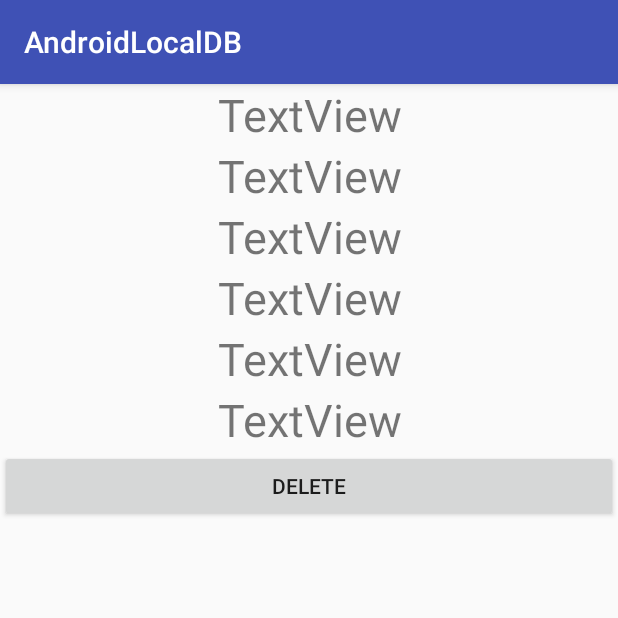
After one commit to cettorre/AndroidSQLiteDB, an Android app: the AnimalInfo screen opened directly, with no data from a screen before it, on a phone screen of 412 x 824 dp, the top half of it. The commit adds this screen. Run offline under Robolectric (Android 15) with nearby library versions, the phone set to English and light mode, and no system bars.

Commit message:
Working on animal info display
Created class Animal Info and activity_animal_info corresponding layout

```diff
--- a/app/src/main/AndroidManifest.xml
+++ b/app/src/main/AndroidManifest.xml
@@ -16,7 +16,8 @@
                 <category android:name="android.intent.category.LAUNCHER" />
             </intent-filter>
         </activity>
-        <activity android:name=".InsertAnimal"></activity>
+        <activity android:name=".InsertAnimal" />
+        <activity android:name=".AnimalInfo"></activity>
     </application>
 
 </manifest>
--- /dev/null
+++ b/app/src/main/java/com/example/formacio/androidlocaldb/AnimalInfo.java
@@ -0,0 +1,13 @@
+package com.example.formacio.androidlocaldb;
+
+import android.support.v7.app.AppCompatActivity;
+import android.os.Bundle;
+
+public class AnimalInfo extends AppCompatActivity {
+
+    @Override
+    protected void onCreate(Bundle savedInstanceState) {
+        super.onCreate(savedInstanceState);
+        setContentView(R.layout.activity_animal_info);
+    }
+}
--- /dev/null
+++ b/app/src/main/res/layout/activity_animal_info.xml
@@ -0,0 +1,65 @@
+<?xml version="1.0" encoding="utf-8"?>
+<LinearLayout xmlns:android="http://schemas.android.com/apk/res/android"
+    xmlns:app="http://schemas.android.com/apk/res-auto"
+    xmlns:tools="http://schemas.android.com/tools"
+    android:layout_width="match_parent"
+    android:layout_height="match_parent"
+    tools:context="com.example.formacio.androidlocaldb.AnimalInfo"
+    android:orientation="vertical">
+
+
+    <TextView
+        android:id="@+id/iName"
+        android:layout_width="match_parent"
+        android:layout_height="wrap_content"
+        android:text="TextView"
+        android:textAlignment="center"
+        android:textSize="30sp"/>
+
+    <TextView
+        android:id="@+id/iAge"
+        android:layout_width="match_parent"
+        android:layout_height="wrap_content"
+        android:text="TextView"
+        android:textAlignment="center"
+        android:textSize="30sp"/>
+
+    <TextView
+        android:id="@+id/iChip"
+        android:layout_width="match_parent"
+        android:layout_height="wrap_content"
+        android:text="TextView"
+        android:textAlignment="center"
+        android:textSize="30sp"/>
+
+    <TextView
+        android:id="@+id/iType"
+        android:layout_width="match_parent"
+        android:layout_height="wrap_content"
+        android:text="TextView"
+        android:textAlignment="center"
+        android:textSize="30sp"/>
+
+    <TextView
+        android:id="@+id/iDate"
+        android:layout_width="match_parent"
+        android:layout_height="wrap_content"
+        android:text="TextView"
+        android:textAlignment="center"
+        android:textSize="30sp"/>
+
+    <TextView
+        android:id="@+id/iPhoto"
+        android:layout_width="match_parent"
+        android:layout_height="wrap_content"
+        android:text="TextView"
+        android:textAlignment="center"
+        android:textSize="30sp"/>
+
+    <Button
+        android:id="@+id/iDelete"
+        android:layout_width="match_parent"
+        android:layout_height="wrap_content"
+        android:text="DELETE"
+        />
+</LinearLayout>
--- a/app/src/main/res/layout/activity_database.xml
+++ b/app/src/main/res/layout/activity_database.xml
@@ -17,4 +17,8 @@
         android:layout_width="match_parent"
         android:layout_height="match_parent"
         />
+
+    <Button
+        android:layout_width="15dp"
+        android:layout_height="match_parent" />
 </LinearLayout>
--- a/app/src/main/res/layout/activity_insert.xml
+++ b/app/src/main/res/layout/activity_insert.xml
@@ -50,7 +50,4 @@
         android:text="Add New Animal"
         />
 
-
-
-
 </LinearLayout>
```
